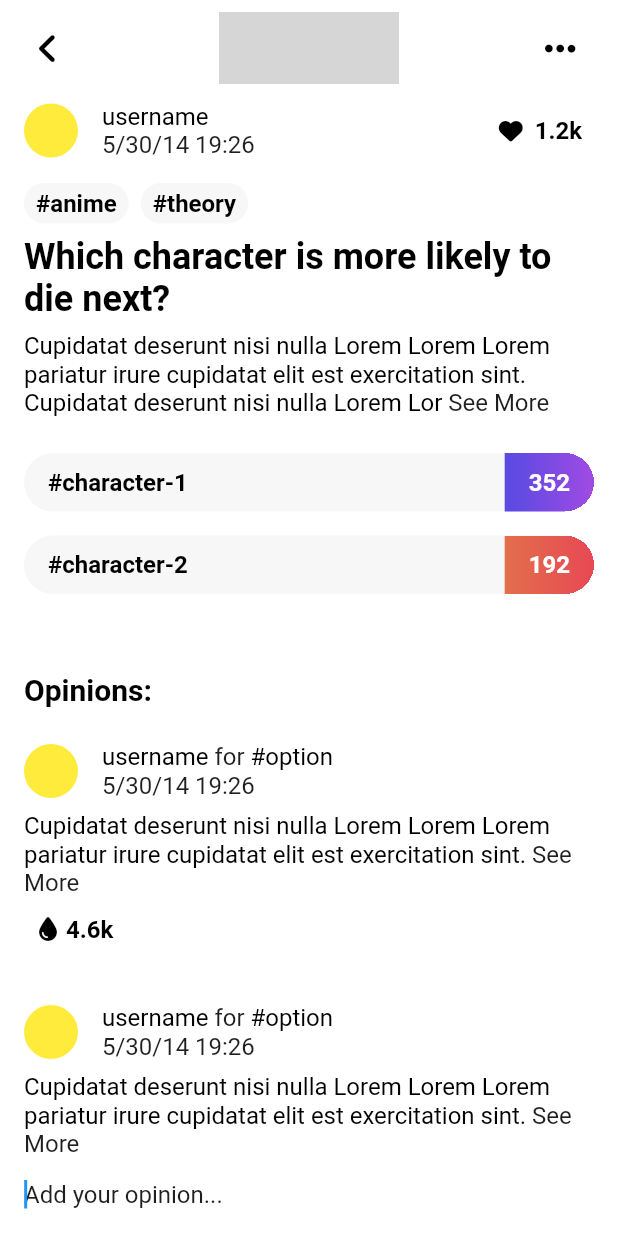
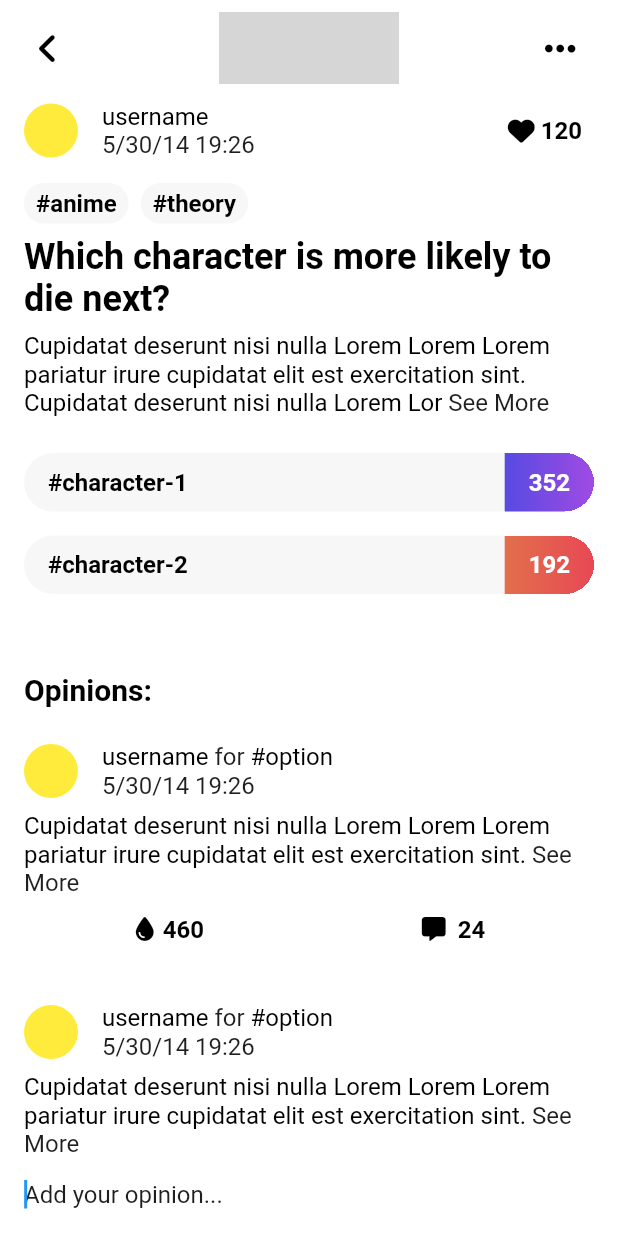
Before and after one commit to emresoysuren/chupp, a Flutter app: the HomePage screen opened by its route, after a tap on "308", on a phone screen of 412 x 824 dp. Run offline on Flutter 3.47's test engine with Material 2 defaults, Android fonts, the phone set to English and light mode, and no system bars; drawn by our look-alikes of rive; our stand-ins replace auto_route, firebase_auth, firebase_core, font_awesome_flutter, google_fonts, loading_animation_widget; missing offline and left inert: draggable_menu; accounts and stored records are empty; Roboto replaces fonts that are missing (Ubuntu); statements that could not run were skipped; grey boxes are pictures that could not be loaded.

Commit message:
created widgets for main action buttons like like, comment and ink

```diff
--- /dev/null
+++ b/lib/widgets/buttons/custom/comment.dart
@@ -0,0 +1,24 @@
+import 'package:chupp/widgets/buttons/single_plain_text_button.dart';
+import 'package:flutter/material.dart';
+import 'package:font_awesome_flutter/font_awesome_flutter.dart';
+
+class CommentButton extends StatelessWidget {
+  final int? amount;
+  final Function()? onPressed;
+
+  const CommentButton({
+    super.key,
+    this.amount,
+    this.onPressed,
+  });
+
+  @override
+  Widget build(BuildContext context) {
+    return SinglePlainTextButton(
+      icon: const FaIcon(FontAwesomeIcons.solidMessage).icon,
+      iconSize: 16,
+      label: (amount ?? "Comment").toString(),
+      onPressed: onPressed ?? () {},
+    );
+  }
+}
--- /dev/null
+++ b/lib/widgets/buttons/custom/ink.dart
@@ -0,0 +1,25 @@
+import 'package:chupp/widgets/buttons/single_plain_text_button.dart';
+import 'package:flutter/material.dart';
+import 'package:font_awesome_flutter/font_awesome_flutter.dart';
+
+class InkButton extends StatelessWidget {
+  final int? amount;
+  final Function()? onPressed;
+
+  const InkButton({
+    super.key,
+    this.amount,
+    this.onPressed,
+  });
+
+  @override
+  Widget build(BuildContext context) {
+    return SinglePlainTextButton(
+      icon: const FaIcon(FontAwesomeIcons.droplet).icon,
+      iconSize: 16,
+      gap: 4,
+      label: (amount ?? "Vote").toString(),
+      onPressed: onPressed ?? () {},
+    );
+  }
+}
--- /dev/null
+++ b/lib/widgets/buttons/custom/like.dart
@@ -0,0 +1,25 @@
+import 'package:chupp/widgets/buttons/single_plain_text_button.dart';
+import 'package:flutter/material.dart';
+import 'package:font_awesome_flutter/font_awesome_flutter.dart';
+
+class LikeButton extends StatelessWidget {
+  final int? amount;
+  final Function()? onPressed;
+
+  const LikeButton({
+    super.key,
+    this.amount,
+    this.onPressed,
+  });
+
+  @override
+  Widget build(BuildContext context) {
+    return SinglePlainTextButton(
+      icon: const FaIcon(FontAwesomeIcons.solidHeart).icon,
+      iconSize: 18,
+      label: (amount ?? "Like").toString(),
+      gap: 4,
+      onPressed: onPressed ?? () {},
+    );
+  }
+}
--- a/lib/widgets/posts/comment/comment.dart
+++ b/lib/widgets/posts/comment/comment.dart
@@ -1,9 +1,8 @@
 import 'package:chupp/utils/utils/context_extension.dart';
-import 'package:chupp/widgets/buttons/single_plain_text_button.dart';
+import 'package:chupp/widgets/buttons/custom/like.dart';
 import 'package:chupp/widgets/expandable_text.dart';
 import 'package:chupp/widgets/posts/content_widgets/mini_content_header.dart';
 import 'package:flutter/material.dart';
-import 'package:font_awesome_flutter/font_awesome_flutter.dart';
 
 class CommentWidget extends StatelessWidget {
   const CommentWidget({super.key});
@@ -27,13 +26,7 @@ class CommentWidget extends StatelessWidget {
               style: context.styles.text,
             ),
             const SizedBox(height: 4),
-            SinglePlainTextButton(
-              icon: const FaIcon(FontAwesomeIcons.droplet).icon,
-              iconSize: 16,
-              label: "4.6k",
-              gap: 4,
-              onPressed: () {},
-            ),
+            const LikeButton(amount: 12),
           ],
         ),
       ),
--- a/lib/widgets/posts/opinion/mini_opinion.dart
+++ b/lib/widgets/posts/opinion/mini_opinion.dart
@@ -1,11 +1,11 @@
 import 'package:chupp/utils/utils/context_extension.dart';
-import 'package:chupp/widgets/buttons/single_plain_text_button.dart';
+import 'package:chupp/widgets/buttons/custom/comment.dart';
+import 'package:chupp/widgets/buttons/custom/ink.dart';
 import 'package:chupp/widgets/draggable_menu/opinion_page.dart';
 import 'package:chupp/widgets/expandable_text.dart';
 import 'package:chupp/widgets/posts/content_widgets/content_header.dart';
 import 'package:draggable_menu/draggable_menu.dart';
 import 'package:flutter/material.dart';
-import 'package:font_awesome_flutter/font_awesome_flutter.dart';
 
 class MiniOpinion extends StatelessWidget {
   final double? layoutMaxHeight;
@@ -39,12 +39,12 @@ class MiniOpinion extends StatelessWidget {
                 style: context.styles.text,
               ),
               const SizedBox(height: 4),
-              SinglePlainTextButton(
-                icon: const FaIcon(FontAwesomeIcons.droplet).icon,
-                iconSize: 16,
-                label: "4.6k",
-                gap: 4,
-                onPressed: () {},
+              const Row(
+                mainAxisAlignment: MainAxisAlignment.spaceAround,
+                children: [
+                  InkButton(amount: 460),
+                  CommentButton(amount: 24),
+                ],
               ),
             ],
           ),
--- a/lib/widgets/posts/opinion/opinion_widget.dart
+++ b/lib/widgets/posts/opinion/opinion_widget.dart
@@ -1,6 +1,6 @@
 import 'package:chupp/utils/utils/context_extension.dart';
+import 'package:chupp/widgets/buttons/custom/ink.dart';
 import 'package:chupp/widgets/buttons/single_button.dart';
-import 'package:chupp/widgets/buttons/single_plain_text_button.dart';
 import 'package:chupp/widgets/draggable_menu/opinion_menu.dart';
 import 'package:chupp/widgets/posts/content_widgets/content_header.dart';
 import 'package:draggable_menu/draggable_menu.dart';
@@ -43,13 +43,7 @@ class OpinionWidget extends StatelessWidget {
           style: context.styles.text,
         ),
         const SizedBox(height: 4),
-        SinglePlainTextButton(
-          icon: const FaIcon(FontAwesomeIcons.droplet).icon,
-          iconSize: 16,
-          label: "4.6k",
-          gap: 4,
-          onPressed: () {},
-        ),
+        const InkButton(amount: 460),
       ],
     );
   }
--- a/lib/widgets/posts/post/mini_post.dart
+++ b/lib/widgets/posts/post/mini_post.dart
@@ -1,12 +1,13 @@
 import 'package:chupp/pages/side/post.dart';
 import 'package:chupp/routes/basic.dart';
 import 'package:chupp/utils/utils/context_extension.dart';
-import 'package:chupp/widgets/buttons/single_plain_text_button.dart';
+import 'package:chupp/widgets/buttons/custom/comment.dart';
+import 'package:chupp/widgets/buttons/custom/ink.dart';
+import 'package:chupp/widgets/buttons/custom/like.dart';
 import 'package:chupp/widgets/expandable_text.dart';
 import 'package:chupp/widgets/posts/content_widgets/mini_content_header.dart';
 import 'package:chupp/widgets/posts/poll/poll.dart';
 import 'package:flutter/material.dart';
-import 'package:font_awesome_flutter/font_awesome_flutter.dart';
 
 class MiniPost extends StatelessWidget {
   const MiniPost({super.key});
@@ -62,11 +63,8 @@ class MiniPost extends StatelessWidget {
               Row(
                 mainAxisAlignment: MainAxisAlignment.spaceAround,
                 children: [
-                  SinglePlainTextButton(
-                    icon: const FaIcon(FontAwesomeIcons.droplet).icon,
-                    iconSize: 16,
-                    label: "4.6k",
-                    gap: 4,
+                  InkButton(
+                    amount: 460,
                     onPressed: () => Navigator.push(
                       context,
                       BasicPageRoute(
@@ -75,10 +73,8 @@ class MiniPost extends StatelessWidget {
                       ),
                     ),
                   ),
-                  SinglePlainTextButton(
-                    icon: const FaIcon(FontAwesomeIcons.solidMessage).icon,
-                    iconSize: 16,
-                    label: "308",
+                  CommentButton(
+                    amount: 308,
                     onPressed: () => Navigator.push(
                       context,
                       BasicPageRoute(
@@ -87,13 +83,7 @@ class MiniPost extends StatelessWidget {
                       ),
                     ),
                   ),
-                  SinglePlainTextButton(
-                    icon: const FaIcon(FontAwesomeIcons.solidHeart).icon,
-                    iconSize: 18,
-                    label: "1.2k",
-                    gap: 4,
-                    onPressed: () {},
-                  ),
+                  const LikeButton(amount: 120),
                 ],
               ),
             ],
--- a/lib/widgets/posts/post/post_widget.dart
+++ b/lib/widgets/posts/post/post_widget.dart
@@ -1,11 +1,10 @@
 import 'package:chupp/utils/utils/context_extension.dart';
-import 'package:chupp/widgets/buttons/single_plain_text_button.dart';
+import 'package:chupp/widgets/buttons/custom/like.dart';
 import 'package:chupp/widgets/expandable_text.dart';
 import 'package:chupp/widgets/posts/content_widgets/content_header.dart';
 import 'package:chupp/widgets/posts/poll/poll.dart';
 import 'package:chupp/widgets/tag_chip.dart';
 import 'package:flutter/material.dart';
-import 'package:font_awesome_flutter/font_awesome_flutter.dart';
 
 class PostWidget extends StatelessWidget {
   final bool openDescription;
@@ -25,16 +24,11 @@ class PostWidget extends StatelessWidget {
       crossAxisAlignment: CrossAxisAlignment.start,
       children: [
         // Header - START
-        ContentHeader(
+        const ContentHeader(
           username: "username",
           time: "5/30/14 19:26",
           children: [
-            SinglePlainTextButton(
-              icon: const FaIcon(FontAwesomeIcons.solidHeart).icon,
-              iconSize: 16,
-              label: "1.2k",
-              onPressed: () {},
-            ),
+            LikeButton(amount: 120),
           ],
         ),
         // Header - END
```
